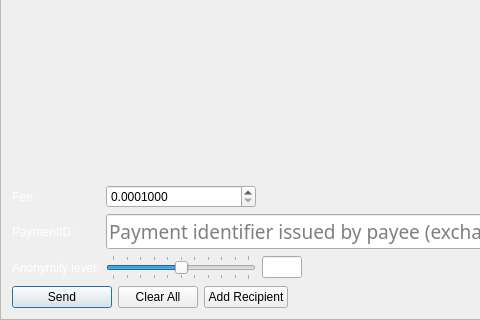
Old version of the form src/gui/ui/sendframe.ui in the repository FandomGold/XFG-wallet; both pictures show x 0 to 480 and y 270 to 590 of the 866 by 590 pixel window.
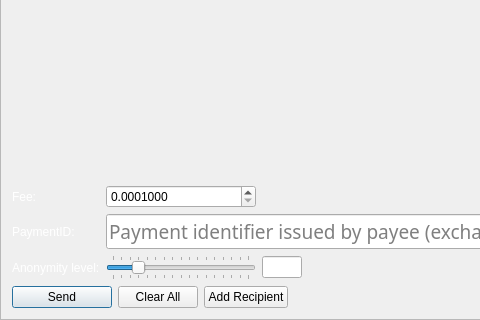
New version of the form. Icons and pictures are not drawn.

Commit message: mixin limits on slider

```diff
--- a/src/gui/ui/sendframe.ui
+++ b/src/gui/ui/sendframe.ui
@@ -725,13 +725,16 @@
         <cursorShape>SizeHorCursor</cursorShape>
        </property>
        <property name="maximum">
-        <number>10</number>
+        <number>18</number>
+       </property>
+        <property name="minimum">
+        <number>2</number>
        </property>
        <property name="pageStep">
         <number>1</number>
        </property>
        <property name="value">
-        <number>5</number>
+        <number>1</number>
        </property>
        <property name="sliderPosition">
         <number>5</number>
```
Lines whose indentation alone changed are shown as unchanged.
